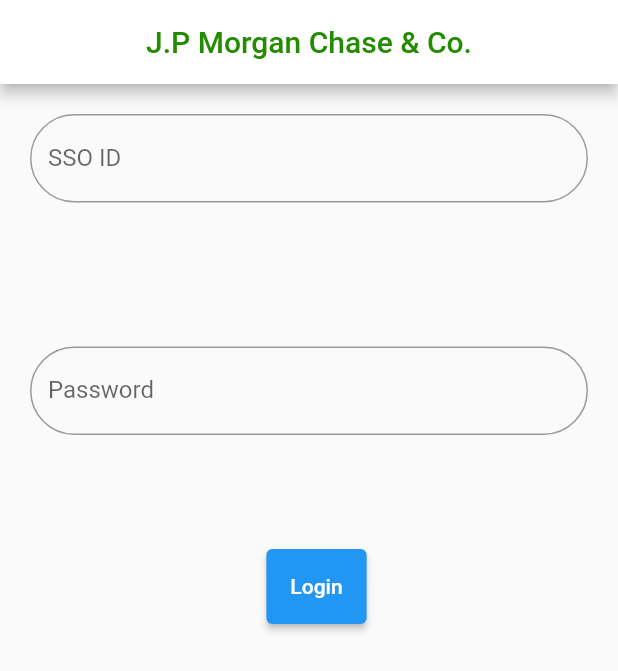
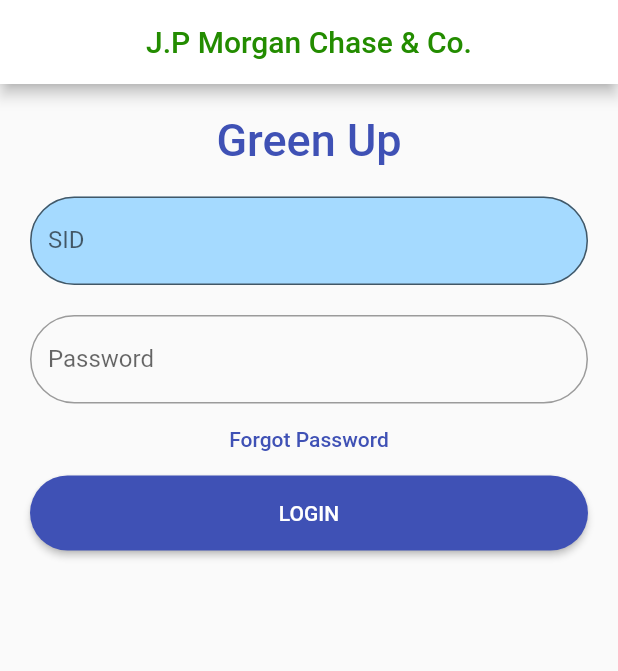
Before and after one commit to SammyOCodes/greengo, a Flutter app: the screen it shows after launch, on a phone screen of 412 x 824 dp. Shown: the top 671 px of the screen. Run offline on Flutter 3.47's test engine with Material 2 defaults, Android fonts, the light colour scheme and no system bars.

Commit message:
login page updates

```diff
--- a/lib/screens/login_screen.dart
+++ b/lib/screens/login_screen.dart
@@ -15,12 +15,9 @@
   TextEditingController passwordController = TextEditingController();
   String passWord = '';
 
-
-
   @override
   Widget build(BuildContext context) {
-    return MaterialApp(
-      home: Scaffold(
+    return Scaffold(
         appBar: AppBar(
           backgroundColor: Colors.white,
           centerTitle: true,
@@ -29,33 +26,40 @@
             style:TextStyle(color: Color(0xff238c00)),
           ),
         ),
-          body: Center(child: Column(children: <Widget>[
+        body: Padding(
+            padding: EdgeInsets.all(10),
+            child: ListView(
+              children: <Widget>[
                 Container(
-                margin: const EdgeInsets.all(20),
+
+                    alignment: Alignment.center,
+                    padding: EdgeInsets.all(10),
+                    child: Text(
+                      'Green Up',
+                      style: TextStyle(
+                          color: Colors.indigo,
+                          fontWeight: FontWeight.w500,
+                          fontSize: 30),
+                    )),
+                Container(
+                  padding: EdgeInsets.all(10),
                   child: TextField(
                     controller: nameController,
+
                     decoration: InputDecoration(
+                      filled: true,
+                      fillColor: Color(0xFFA5DAFF) ,
                       border: OutlineInputBorder(
                         borderRadius: BorderRadius.circular(40.0),
                       ),
-                    labelText: 'SSO ID',
+                      labelText: 'SID',
                     ),
-                  onChanged: (text) {
-                    setState(() {
-                      userName = text;
-                      //you can access nameController in its scope to get
-                      // the value of text entered as shown below
-                      //fullName = nameController.text;
-                    });
-                  },
-                )),
-            Container(
-              margin: EdgeInsets.all(20),
-              child: Text(userName),
+                  ),
                 ),
                 Container(
-                margin: const EdgeInsets.all(20),
+                  padding: EdgeInsets.fromLTRB(10, 10, 10, 0),
                   child: TextField(
+                    obscureText: true,
                     controller: passwordController,
                     decoration: InputDecoration(
                       border: OutlineInputBorder(
@@ -63,31 +67,33 @@
                       ),
                       labelText: 'Password',
                     ),
-                  onChanged: (text) {
-                    setState(() {
-                      passWord = text;
-                      //you can access nameController in its scope to get
-                      // the value of text entered as shown below
-                      //fullName = nameController.text;
-                    });
+                  ),
+                ),
+                FlatButton(
+                  onPressed: (){
+                    //forgot password screen
                   },
-                )),
-            Container(
-              margin: EdgeInsets.all(20),
-              child: Text(passWord),
+                  textColor: Colors.indigo,
+                  child: const Text('Forgot Password'),
                 ),
                 Container(
                     height: 50,
-                padding: const EdgeInsets.fromLTRB(10, 0, 0, 0),
-                child: ElevatedButton(
-                  child: const Text('Login'),
+                    padding: const EdgeInsets.fromLTRB(10, 0, 10, 0),
+                    // ignore: deprecated_member_use
+                    child: RaisedButton(
+                      textColor: Colors.white,
+                      color: Colors.indigo,
+
+                      shape: RoundedRectangleBorder(
+                          borderRadius: BorderRadius.circular(40)),
+                      child: const Text('LOGIN'),
                       onPressed: () {
                         print(nameController.text);
                         print(passwordController.text);
                       },
-                )
-            ),
-          ]))),
-    );
+                    )),
+
+              ],
+            )));
   }
 }
```
Lines whose indentation alone changed are shown as unchanged.
